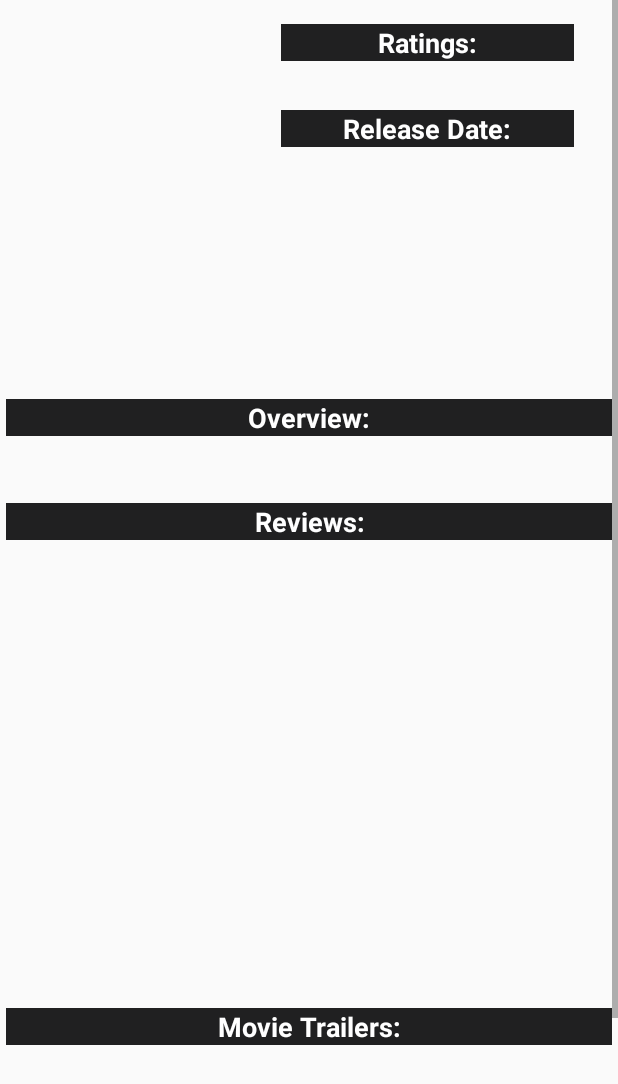
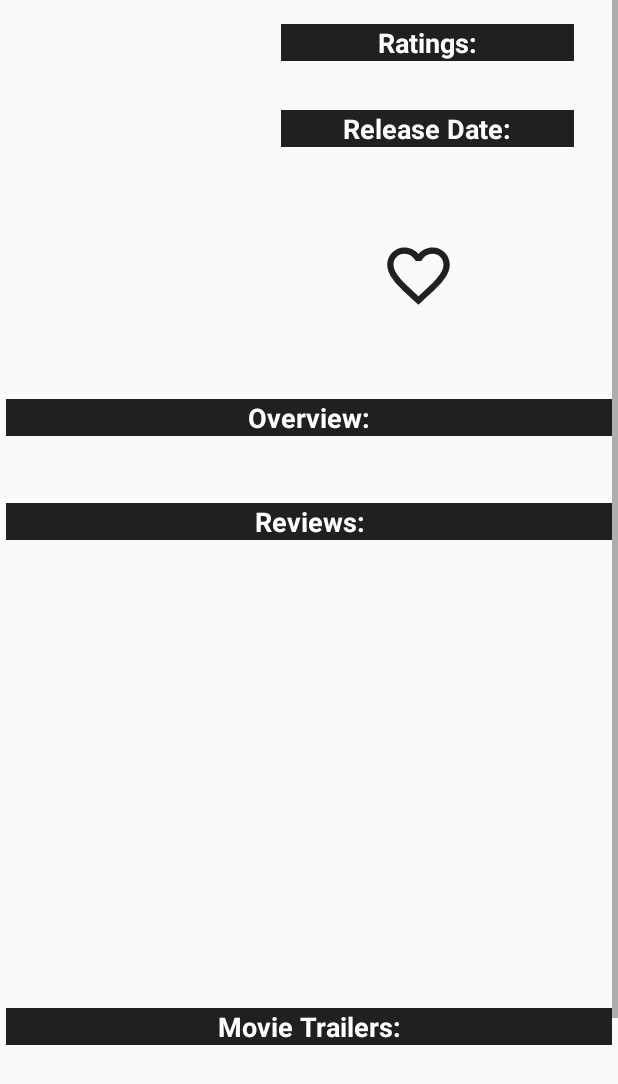
Before and after one commit to mipjoshi77/Popular-Movies-Stage2, an Android app: the layout activity_detail.xml on its own in the app's theme, with its tools: preview values and no code run, on a phone screen of 412 x 824 dp. Shown: the top 1084 px of the screen. Run offline under Robolectric (Android 15) with nearby library versions, the phone set to English and light mode, and no system bars.

Commit message:
Popular Movies Stage_2 Build failure issue

```diff
--- /dev/null
+++ b/app/src/main/res/drawable/favorite_button.xml
@@ -0,0 +1,9 @@
+<?xml version="1.0" encoding="utf-8"?>
+<selector xmlns:android="http://schemas.android.com/apk/res/android">
+
+    <item android:drawable = "@drawable/ic_favorite"
+        android:state_checked="true"/>
+    <item android:drawable="@drawable/ic_favorite_border"
+        android:state_checked="false"/>
+
+</selector>
--- /dev/null
+++ b/app/src/main/res/drawable/ic_favorite.xml
@@ -0,0 +1,11 @@
+<?xml version="1.0" encoding="utf-8"?>
+<vector xmlns:android="http://schemas.android.com/apk/res/android"
+    android:width="24dp"
+    android:height="24dp"
+    android:viewportWidth="24.0"
+    android:viewportHeight="24.0" >
+
+    <path
+        android:fillColor="#202021"
+        android:pathData="M12,21.35l-1.45,-1.32C5.4,15.36 2,12.28 2,8.5 2,5.42 4.42,3 7.5,3c1.74,0 3.41,0.81 4.5,2.09C13.09,3.81 14.76,3 16.5,3 19.58,3 22,5.42 22,8.5c0,3.78 -3.4,6.86 -8.55,11.54L12,21.35z"/>
+</vector>
--- /dev/null
+++ b/app/src/main/res/drawable/ic_favorite_border.xml
@@ -0,0 +1,12 @@
+<?xml version="1.0" encoding="utf-8"?>
+<vector xmlns:android="http://schemas.android.com/apk/res/android"
+    android:width="24dp"
+    android:height="24dp"
+    android:viewportWidth="24.0"
+    android:viewportHeight="24.0" >
+
+    <path
+        android:fillColor="#202021"
+        android:pathData="M16.5,3c-1.74,0 -3.41,0.81 -4.5,2.09C10.91,3.81 9.24,3 7.5,3 4.42,3 2,5.42 2,8.5c0,3.78 3.4,6.86 8.55,11.54L12,21.35l1.45,-1.32C18.6,15.36 22,12.28 22,8.5 22,5.42 19.58,3 16.5,3zM12.1,18.55l-0.1,0.1 -0.1,-0.1C7.14,14.24 4,11.39 4,8.5 4,6.5 5.5,5 7.5,5c1.54,0 3.04,0.99 3.57,2.36h1.87C13.46,5.99 14.96,5 16.5,5c2,0 3.5,1.5 3.5,3.5 0,2.89 -3.14,5.74 -7.9,10.05z"/>
+
+</vector>
--- a/app/src/main/res/layout/activity_detail.xml
+++ b/app/src/main/res/layout/activity_detail.xml
@@ -166,6 +166,20 @@
             app:layout_constraintStart_toStartOf="parent"
             app:layout_constraintTop_toBottomOf="@+id/movie_trailer_header" />
 
+        <ToggleButton
+            android:id="@+id/favorite_button"
+            android:layout_width="50dp"
+            android:layout_height="50dp"
+            android:layout_marginStart="100dp"
+            android:layout_marginTop="32dp"
+            android:background="@drawable/favorite_button"
+            android:checked="false"
+            android:text=""
+            android:textOff=""
+            android:textOn=""
+            app:layout_constraintStart_toEndOf="@+id/movie_poster"
+            app:layout_constraintTop_toBottomOf="@+id/movie_release_date_value" />
+
 
 
     </android.support.constraint.ConstraintLayout>
```
Also changed, not shown: app/build.gradle (+13 -0 lines), app/src/main/java/nanodegree/udacity/popular_movies_stage2/database/MovieDao.java (added, +24 -0 lines), app/src/main/java/nanodegree/udacity/popular_movies_stage2/database/MovieRepository.java (added, +34 -0 lines), app/src/main/java/nanodegree/udacity/popular_movies_stage2/database/MovieRoomDatabase.java (added, +32 -0 lines), app/src/main/java/nanodegree/udacity/popular_movies_stage2/database/MovieViewModel.java (added, +29 -0 lines), app/src/main/java/nanodegree/udacity/popular_movies_stage2/model/Movie.java (+37 -0 lines), build.gradle (+8 -1 lines), gradle/wrapper/gradle-wrapper.properties, 3 other files.
